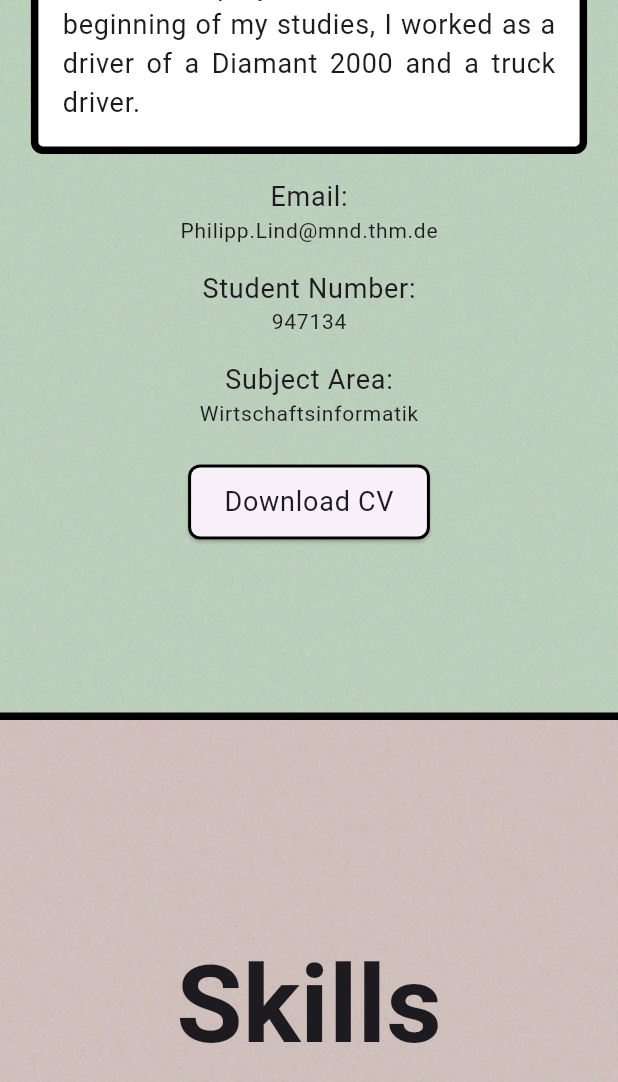
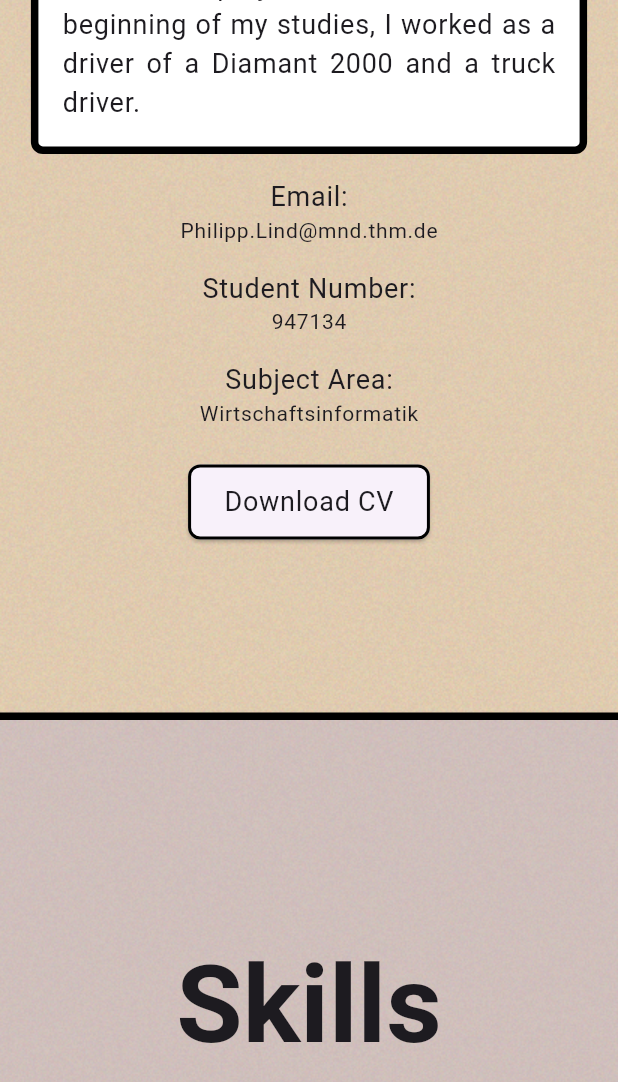
Before and after one commit to Dmuldoraf/portfolio_947134, a Flutter app: the screen it shows after launch, scrolled down 576 dp, on a phone screen of 412 x 824 dp. Shown: the top 1082 px of the screen. Run offline on Flutter 3.47's test engine with Material 3 defaults, Android fonts, the phone set to English and light mode, and no system bars; our stand-ins replace animated_text_kit, firebase_core, google_fonts; accounts and stored records are empty.

```diff
--- a/lib/presentation/home_page/widgets/home_container.dart
+++ b/lib/presentation/home_page/widgets/home_container.dart
@@ -17,9 +17,9 @@ class HomeContainer extends StatelessWidget {
               minHeight: 1000,
               minWidth: MediaQuery.of(context).size.width,
             ),
-            //mint_5_noise.png
+            // mint_5_noise.png
             // flowers.png
-            child: Image.asset('assets/mint_5_noise.png',
+            child: Image.asset('assets/orange_7_noise.png',
                 height: MediaQuery.of(context).size.height,
                 width: MediaQuery.of(context).size.width,
                 fit: BoxFit.cover),
```
